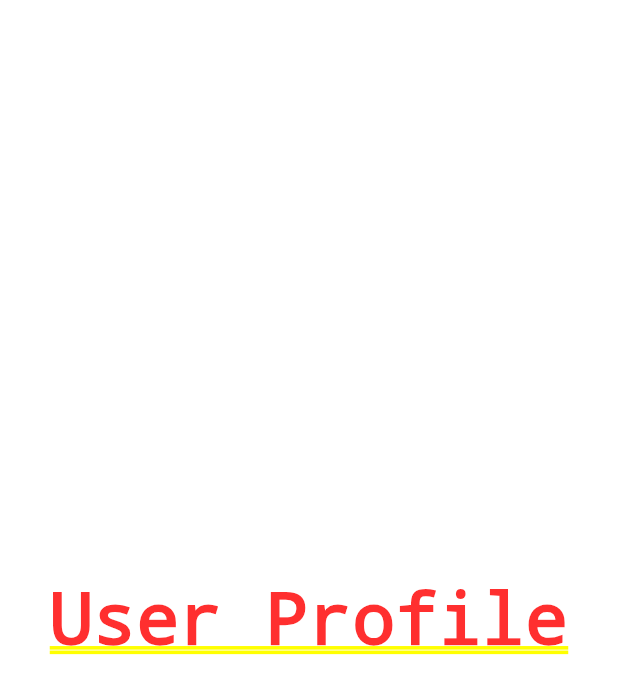
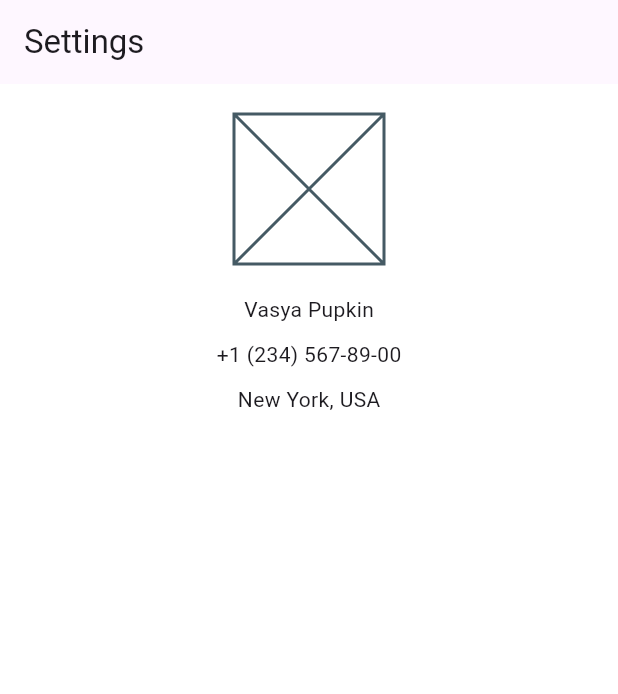
Before and after one commit to TheBaytur/baza, a Flutter app: the screen it shows after launch, on a phone screen of 412 x 824 dp. Shown: the top 694 px of the screen. Run offline on Flutter 3.47's test engine with Material 3 defaults, Android fonts, the phone set to English and light mode, and no system bars.

Commit message:
widget_test

```diff
--- a/lib/widgets/user_profile.dart
+++ b/lib/widgets/user_profile.dart
@@ -5,10 +5,46 @@ class UserProfile extends StatelessWidget {
 
   @override
   Widget build(BuildContext context) {
-    return Container(
-      color: Colors.white,
-      child: Center(
-        child: Text('User Profile'),
+    return Scaffold(
+      appBar: AppBar(
+        title: Text('Settings'),
+      ),
+      body: Container(
+        color: Colors.white,
+        child: Container(
+          width: double.infinity,
+          child: Column(
+            crossAxisAlignment: CrossAxisAlignment.center,
+            children: [
+              SizedBox(
+                height: 20,
+              ),
+              Container(
+                width: 100,
+                height: 100,
+                child: Placeholder(
+                  // fallbackHeight: 200,
+                  // fallbackWidth: 200,
+                ),
+              ),
+              SizedBox(
+                height: 20,
+              ),
+              Text('Vasya Pupkin'),
+              SizedBox(
+                height: 10,
+              ),
+              Text('+1 (234) 567-89-00'),
+              SizedBox(
+                height: 10,
+              ),
+              Text('New York, USA'),
+              SizedBox(
+                height: 10,
+              ),
+            ],
+          ),
+        ),
       ),
     );
   }
```
